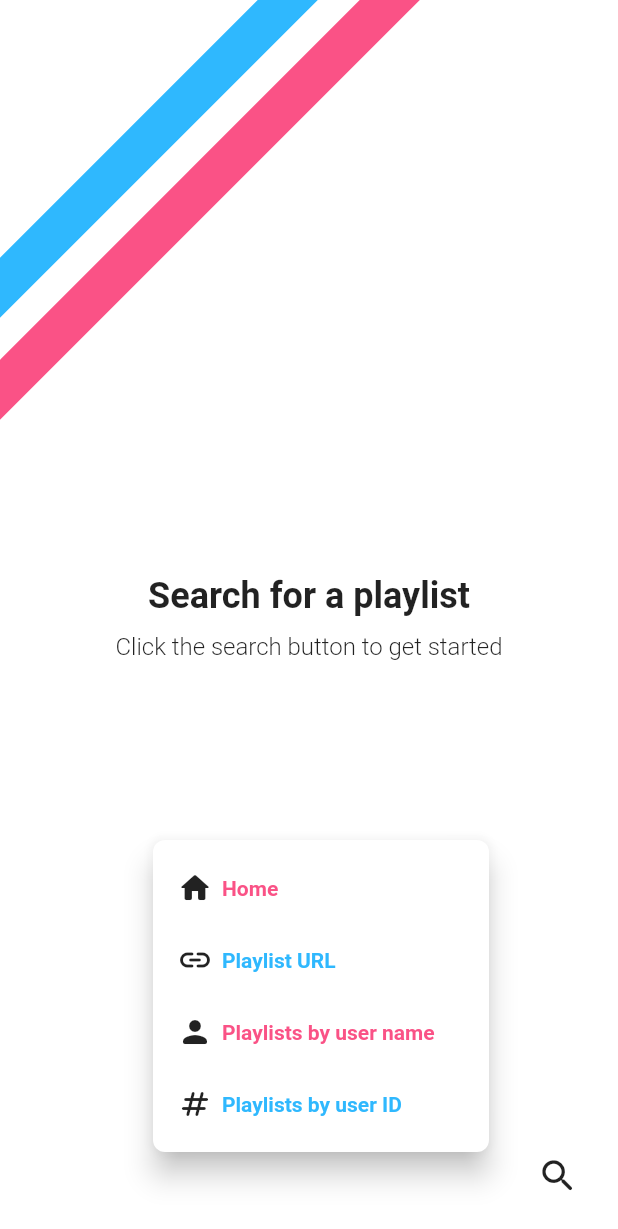
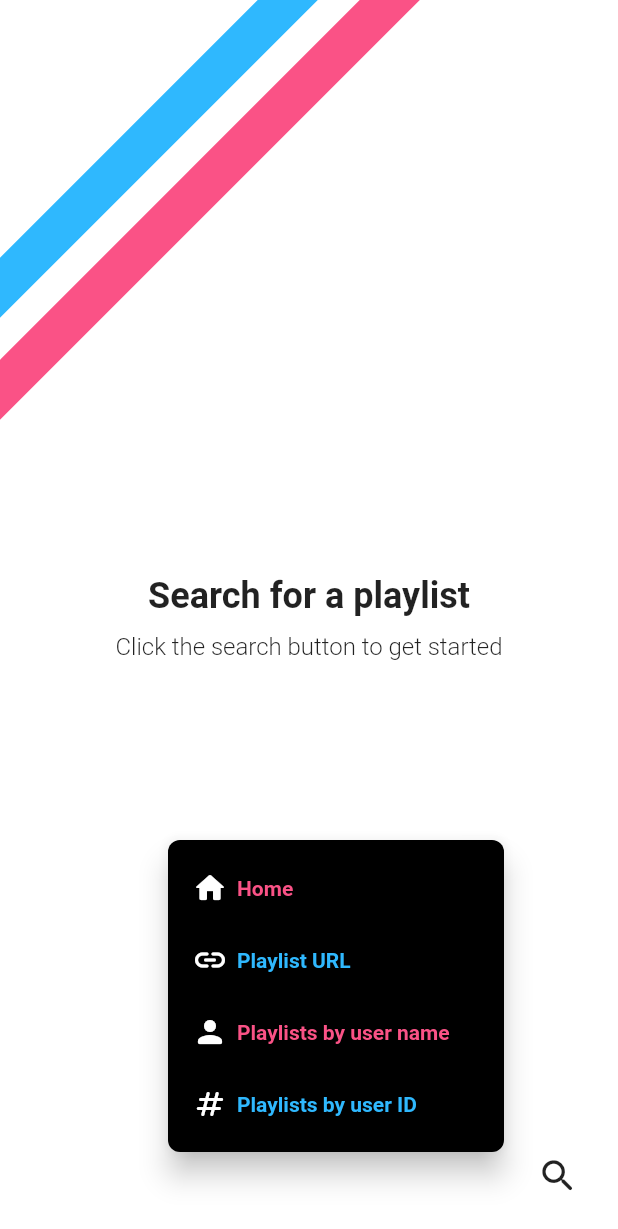
Before and after one commit to exoad/SpotifyPlaylistScrubber, a Flutter app: the screen it shows after launch, after a tap on the "search" icon, on a phone screen of 412 x 824 dp. Shown: the top 1229 px of the screen. Run offline on Flutter 3.47's test engine with Material 2 defaults, Android fonts, the phone set to English and light mode, and no system bars; our stand-ins replace envied; missing offline and left inert: simple_logger, spotify; accounts and stored records are empty; generated files the repository leaves out were written again.

```diff
--- a/lib/parts/app.dart
+++ b/lib/parts/app.dart
@@ -1,5 +1,6 @@
 import 'package:flutter/material.dart';
 import 'package:spotify_playlist_scrubber/bits/themes.dart';
+import 'package:spotify_playlist_scrubber/parts/input_view.dart';
 import 'package:spotify_playlist_scrubber/parts/parts.dart';
 
 enum _SearchFormEntry {
@@ -37,12 +38,11 @@ class _CascadedFloatingNavMenuState
   @override
   Widget build(BuildContext context) {
     return PopupMenuButton<_SearchFormEntry>(
-        surfaceTintColor: LaF.primary1
-          ..withOpacity(0.2)
-          ..withAlpha(50),
+        shadowColor: Colors.black,
         elevation: 8,
+        color: Colors.black,
         offset: Offset(
-            -70, -50 * _SearchFormEntry.values.length.toDouble()),
+            -60, -50 * _SearchFormEntry.values.length.toDouble()),
         shape: RoundedRectangleBorder(
             borderRadius: LaF.themeBorderRadius),
         itemBuilder: (BuildContext context) {
@@ -54,7 +54,7 @@ class _CascadedFloatingNavMenuState
               value: entry,
               child: Row(
                 children: <Widget>[
-                  Icon(entry.icon),
+                  Icon(entry.icon, color: LaF.bg),
                   const SizedBox(width: 6),
                   Text(entry.title,
                       style: TextStyle(
@@ -115,15 +115,21 @@ class _AppWrapperState extends State<AppWrapper> {
         ),
         floatingActionButtonLocation:
             FloatingActionButtonLocation.endFloat,
-        body: PageView(
+        body: Scrubber_BackdropLineArt.wrap(
+          child: PageView(
             controller: _pageController,
             physics: const NeverScrollableScrollPhysics(),
             children: <Widget>[
               const StartingBlankView(),
               Container(color: Colors.red),
               Container(color: Colors.blue),
-            Container(color: Colors.green),
+              TextInputView(
+                  hint:
+                      "The string after \"https://open.spotify.com/user/\"",
+                  onChanged: (String str, BuildContext context) {},
+                  title: "User ID"),
             ],
+          ),
         ),
       ),
       theme: LaF.theme(),
--- a/lib/parts/blank_screen.dart
+++ b/lib/parts/blank_screen.dart
@@ -1,17 +1,11 @@
 import 'package:flutter/material.dart';
-
-import 'package:spotify_playlist_scrubber/parts/parts.dart';
 
 class StartingBlankView extends StatelessWidget {
   const StartingBlankView({super.key});
 
   @override
   Widget build(BuildContext context) {
-    return Container(
-      color: Colors.white,
-      child: CustomPaint(
-        painter: Scrubber_BackdropLineArt(),
-        child: const Center(
+    return const Center(
       child: Column(
         mainAxisAlignment: MainAxisAlignment.center,
         children: <Widget>[
@@ -32,8 +26,6 @@ class StartingBlankView extends StatelessWidget {
           ),
         ],
       ),
-        ),
-      ),
     );
   }
 }
--- a/lib/parts/input_view.dart
+++ b/lib/parts/input_view.dart
@@ -2,27 +2,10 @@ import 'package:flutter/material.dart';
 import 'package:spotify_playlist_scrubber/bits/themes.dart';
 
 class TextInputView extends StatelessWidget {
-  static Future<void> showTextView(BuildContext context,
-      {required String hint,
-      required String title,
-      required void Function(String value) onChanged,
-      TextEditingController? textFieldController}) {
-    return showDialog<void>(
-      context: context,
-      builder: (BuildContext context) {
-        return TextInputView(
-            hint: hint,
-            title: title,
-            onChanged: onChanged,
-            textFieldController: textFieldController);
-      },
-    );
-  }
-
   final String hint;
   final String title;
   final TextEditingController? textFieldController;
-  final void Function(String value) onChanged;
+  final void Function(String value, BuildContext context) onChanged;
   const TextInputView(
       {super.key,
       required this.hint,
@@ -32,15 +15,44 @@ class TextInputView extends StatelessWidget {
 
   @override
   Widget build(BuildContext context) {
-    return AlertDialog(
-        title: Text(title, style: LaF.emphasisText),
-        content: TextField(
-          controller: textFieldController,
-          onChanged: onChanged,
-          decoration: InputDecoration(
-            hintText: hint,
-            hintStyle: LaF.normalText,
-          ),
-        ));
+    return Padding(
+      padding: const EdgeInsets.all(26.0),
+      child: Container(
+        decoration: BoxDecoration(
+          gradient: const LinearGradient(
+              colors: <Color>[LaF.primary1, LaF.primary2],
+              begin: Alignment.topLeft,
+              end: Alignment.bottomRight),
+          color: LaF.bg,
+          borderRadius: LaF.themeBorderRadius,
+        ),
+        child: Padding(
+          padding: const EdgeInsets.all(22.0),
+          child: Column(
+              crossAxisAlignment: CrossAxisAlignment.start,
+              mainAxisAlignment: MainAxisAlignment.center,
+              children: <Widget>[
+                Text.rich(TextSpan(children: <InlineSpan>[
+                  TextSpan(
+                      text: "$title\n\n",
+                      style: const TextStyle(
+                          color: Colors.black,
+                          fontWeight: FontWeight.w800,
+                          fontSize: 24)),
+                  TextSpan(
+                      text: hint,
+                      style: const TextStyle(
+                          color: LaF.primary1,
+                          fontWeight: FontWeight.w500,
+                          fontSize: 14))
+                ])),
+                TextField(
+                  controller: textFieldController,
+                  onChanged: (String e) => onChanged.call(e, context),
+                ),
+              ]),
+        ),
+      ),
+    );
   }
 }
--- a/lib/parts/logos.dart
+++ b/lib/parts/logos.dart
@@ -2,6 +2,17 @@ import 'package:flutter/material.dart';
 import 'package:spotify_playlist_scrubber/bits/bits.dart';
 
 final class Scrubber_BackdropLineArt extends CustomPainter {
+  static Widget wrap(
+      {Color bgColor = LaF.bg, required Widget child}) {
+    return Container(
+      color: bgColor,
+      child: CustomPaint(
+        painter: Scrubber_BackdropLineArt(),
+        child: child,
+      ),
+    );
+  }
+
   static const double desiredSpacing = 34.0;
   static const double spacingMultiplier = 1.2;
 
```
Lines whose indentation alone changed are shown as unchanged.
